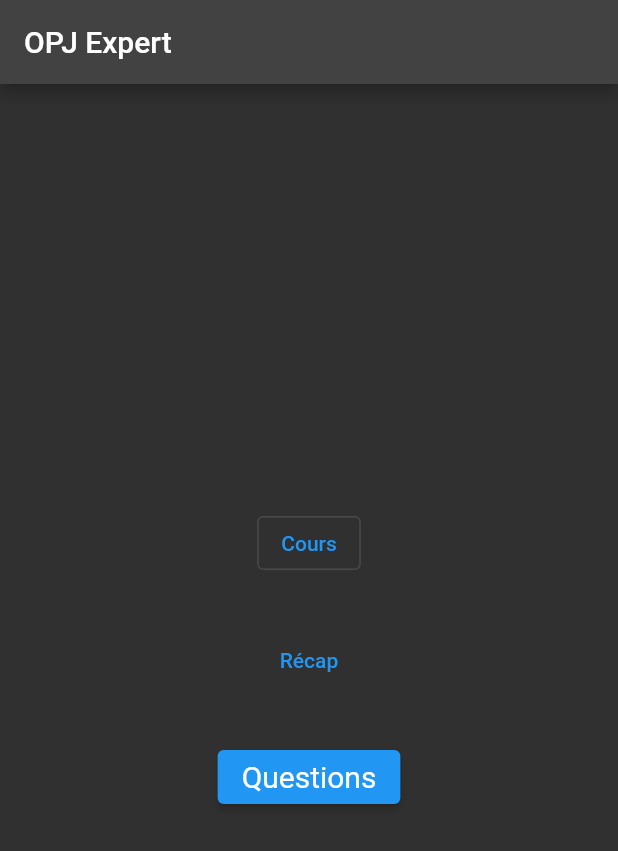
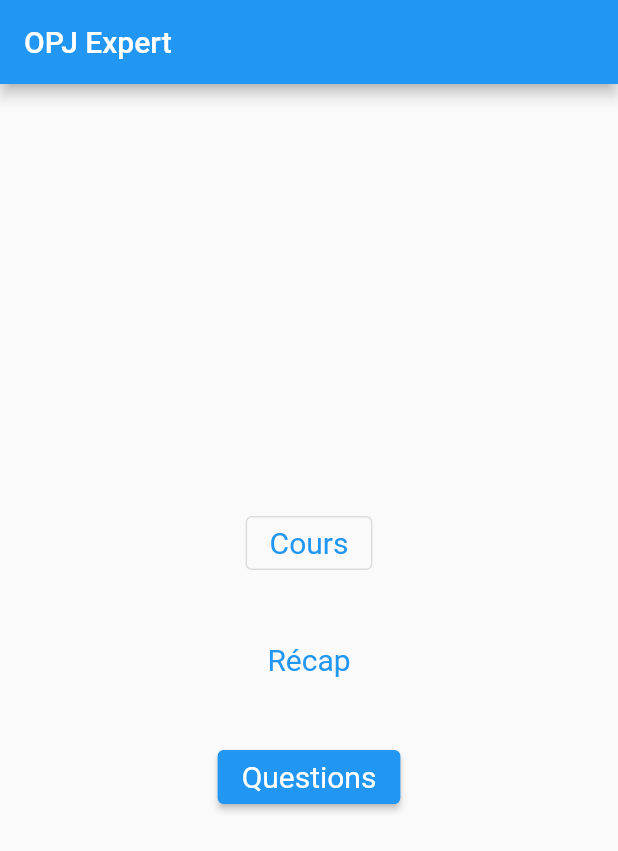
Before and after one commit to LeratClarisse/opj_app_2, a Flutter app: the screen it shows after launch, on a phone screen of 412 x 824 dp. Shown: the top 851 px of the screen. Run offline on Flutter 3.47's test engine with Material 2 defaults, Android fonts, the phone set to English and light mode, and no system bars.

```diff
--- a/lib/src/app.dart
+++ b/lib/src/app.dart
@@ -6,6 +6,8 @@ class App extends StatelessWidget {
 
   @override
   Widget build(BuildContext context) {
-    return MaterialApp(theme: ThemeData.dark(), home: const Accueil());
+    return MaterialApp(
+        //theme: ThemeData.dark(),
+        home: const Accueil());
   }
 }
--- a/lib/src/ui/accueil.dart
+++ b/lib/src/ui/accueil.dart
@@ -18,11 +18,13 @@ class Accueil extends StatelessWidget {
           mainAxisSize: MainAxisSize.min,
           children: <Widget>[
             OutlinedButton(
+              style: style,
               onPressed: () {},
               child: const Text('Cours'),
             ),
             const SizedBox(height: 30),
             TextButton(
+              style: style,
               onPressed: () {},
               child: const Text('Récap'),
             ),
```
Also changed, not shown: 1 other file.
